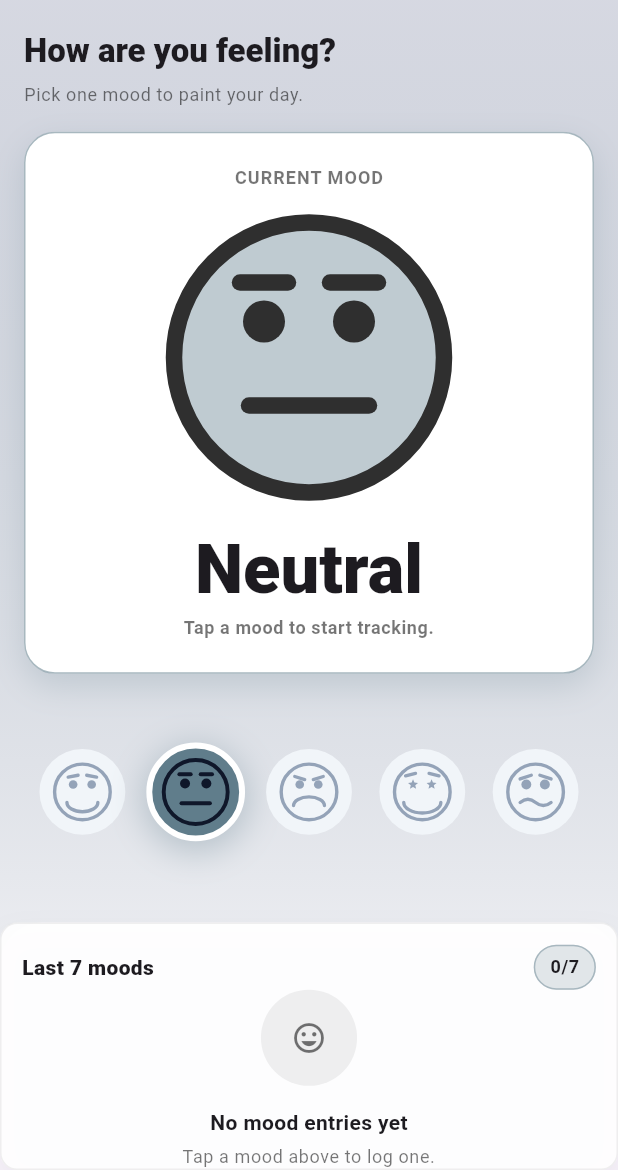
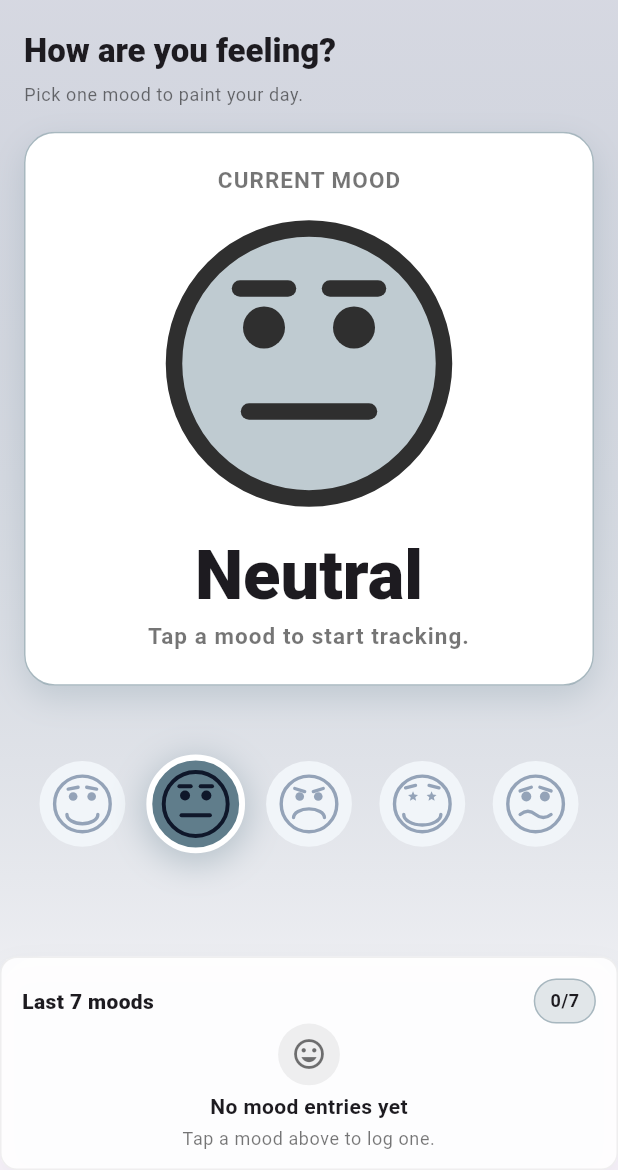
Before and after one commit to chrisokoriedev/mood_tracker, a Flutter app: the screen it shows after launch, on a phone screen of 412 x 824 dp, the part 66-1236 px from its top. Run offline on Flutter 3.47's test engine with Material 3 defaults, Android fonts, the phone set to English and light mode, and no system bars; our stand-ins replace flutter_riverpod, flutter_screenutil, hive, hive_flutter; accounts and stored records are empty.

Commit message:
updated ui

```diff
--- a/lib/core/contants/app_strings.dart
+++ b/lib/core/contants/app_strings.dart
@@ -24,4 +24,7 @@ class AppStrings {
   static const String emptyStateTitle = 'No mood entries yet';
   static const String emptyStateMessage = 'Tap a mood above to log one.';
   static const String home = 'Home';
+  static const String tapMoodToStart = 'Tap a mood to start tracking.';
+  static const String latestCheckInIsActive = 'Latest check-in is active.';
+  static const String currentMood = 'CURRENT MOOD';
 }
--- a/lib/features/home.dart
+++ b/lib/features/home.dart
@@ -120,11 +120,11 @@ class HomePage extends ConsumerWidget {
                     mainAxisSize: MainAxisSize.min,
                     children: [
                       KMoodText(
-                        'CURRENT MOOD',
-                        variant: MoodTextVariant.normal,
+                        AppStrings.currentMood,
                         style: Theme.of(context).textTheme.bodySmall?.copyWith(
                           fontWeight: FontWeight.w700,
                           letterSpacing: 0.7,
+                          fontSize: 15.spMin,
                           color: AppColors.black54,
                         ),
                       ),
@@ -146,11 +146,12 @@ class HomePage extends ConsumerWidget {
                       2.verticalSpace,
                       KMoodText(
                         entries.isEmpty
-                            ? 'Tap a mood to start tracking.'
-                            : 'Latest check-in is active.',
-                        variant: MoodTextVariant.normal,
+                            ? AppStrings.tapMoodToStart
+                            : AppStrings.latestCheckInIsActive.toUpperCase(),
                         style: Theme.of(context).textTheme.bodySmall?.copyWith(
                           color: AppColors.black54,
+                          letterSpacing: 0.7,
+                          fontSize: 15.spMin,
                           fontWeight: FontWeight.w600,
                         ),
                         textAlign: TextAlign.center,
@@ -179,7 +180,10 @@ class HomePage extends ConsumerWidget {
             activeMood: activeMood,
             entries: entries,
             child: entries.isEmpty
-                ? const EmptyState()
+                ? Padding(
+                    padding: EdgeInsets.only(bottom: 10.sp),
+                    child: const EmptyState(),
+                  )
                 : Timeline(entries: entries),
           ),
         ],
--- a/lib/util/widgets/empty_state.dart
+++ b/lib/util/widgets/empty_state.dart
@@ -10,24 +10,23 @@ class EmptyState extends StatelessWidget {
   Widget build(BuildContext context) {
     return Center(
       child: Column(
+        spacing: 4.spMin,
         mainAxisSize: MainAxisSize.min,
         children: [
           Container(
-            width: 56.r,
-            height: 56.r,
+            width: 36.r,
+            height: 36.r,
             decoration: BoxDecoration(
               shape: BoxShape.circle,
               color: Colors.black.withValues(alpha: 0.06),
             ),
             child: const Icon(Icons.mood_outlined, color: Colors.black54),
           ),
-          12.verticalSpace,
           const KMoodText(
             AppStrings.emptyStateTitle,
             variant: MoodTextVariant.normal,
             style: TextStyle(fontWeight: FontWeight.w700),
           ),
-          4.verticalSpace,
           KMoodText(
             AppStrings.emptyStateMessage,
             variant: MoodTextVariant.small,
```
